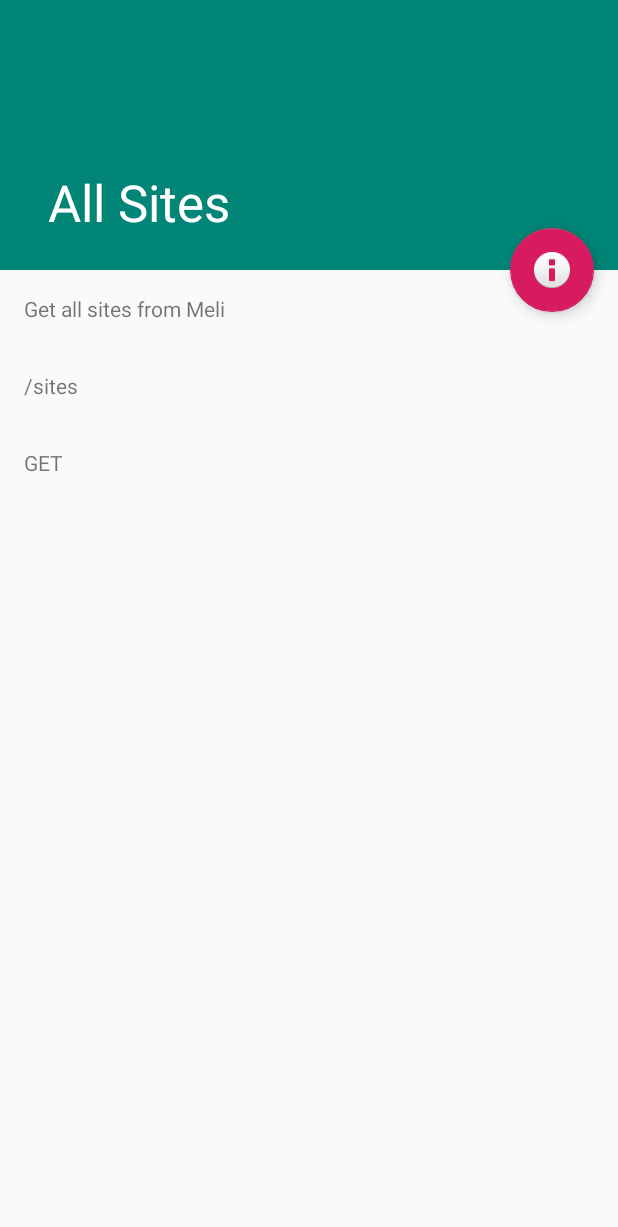
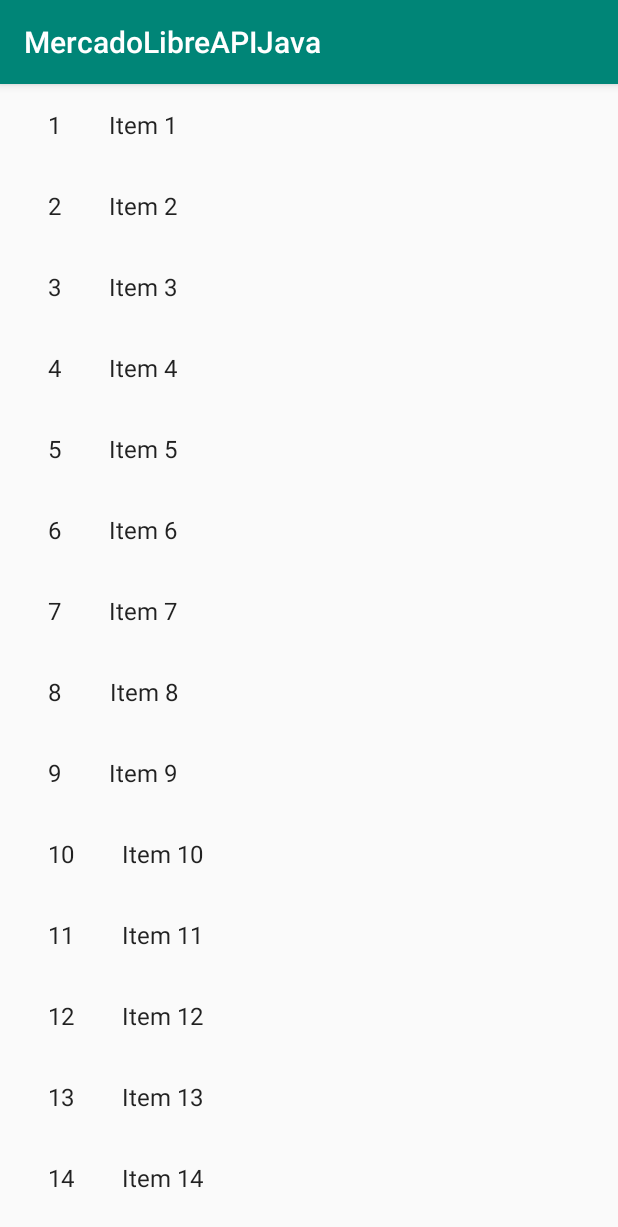
Before and after one commit to barcochrist/Mercado-Libre-API-Android, an Android app: the ResourcesWithoutAuthActivity screen opened directly, with no data from a screen before it, after a tap on "All Sites", on a phone screen of 412 x 824 dp. Shown: the top 1227 px of the screen. Run offline under Robolectric (Android 15) with nearby library versions, the phone set to English and light mode, and no system bars.

Commit message:
Add Site Item Fragment and all resources
Show first in ResourceResultActivity
Redirect from ResourcesWithoutActivity to ResourceResultActivity

```diff
--- a/app/src/main/AndroidManifest.xml
+++ b/app/src/main/AndroidManifest.xml
@@ -18,7 +18,6 @@
                 <category android:name="android.intent.category.LAUNCHER" />
             </intent-filter>
         </activity>
-
         <activity
             android:name=".ResourcesWithAuthActivity"
             android:label="@string/title_activity_resources_with_auth" />
@@ -28,7 +27,8 @@
         <activity
             android:name=".ResourceDetailActivity"
             android:label="@string/title_activity_resource_detail"
-            android:theme="@style/AppTheme.NoActionBar"></activity>
+            android:theme="@style/AppTheme.NoActionBar" />
+        <activity android:name=".ResourceResultActivity" />
     </application>
 
 </manifest>
--- /dev/null
+++ b/app/src/main/java/com/programacionmaster/mercadolibreapijava/ResourceResultActivity.java
@@ -0,0 +1,27 @@
+package com.programacionmaster.mercadolibreapijava;
+
+import android.support.v4.app.FragmentManager;
+import android.support.v4.app.FragmentTransaction;
+import android.support.v7.app.AppCompatActivity;
+import android.os.Bundle;
+
+import com.programacionmaster.mercadolibreapijava.dummy.DummyContent;
+
+public class ResourceResultActivity extends AppCompatActivity implements SiteItemFragment.OnListFragmentInteractionListener {
+
+    @Override
+    protected void onCreate(Bundle savedInstanceState) {
+        super.onCreate(savedInstanceState);
+        setContentView(R.layout.activity_resource_result);
+
+        FragmentManager fragmentManager = this.getSupportFragmentManager();
+        FragmentTransaction fragmentTransaction = fragmentManager.beginTransaction();
+        fragmentTransaction.replace(R.id.frameLayoutFragment, SiteItemFragment.newInstance(1));
+        fragmentTransaction.commit();
+    }
+
+
+    @Override
+    public void onListFragmentInteraction(DummyContent.DummyItem item) {
+    }
+}
--- /dev/null
+++ b/app/src/main/java/com/programacionmaster/mercadolibreapijava/SiteItemFragment.java
@@ -0,0 +1,107 @@
+package com.programacionmaster.mercadolibreapijava;
+
+import android.content.Context;
+import android.os.Bundle;
+import android.support.v4.app.Fragment;
+import android.support.v7.widget.GridLayoutManager;
+import android.support.v7.widget.LinearLayoutManager;
+import android.support.v7.widget.RecyclerView;
+import android.view.LayoutInflater;
+import android.view.View;
+import android.view.ViewGroup;
+
+import com.programacionmaster.mercadolibreapijava.dummy.DummyContent;
+import com.programacionmaster.mercadolibreapijava.dummy.DummyContent.DummyItem;
+
+/**
+ * A fragment representing a list of Items.
+ * <p/>
+ * Activities containing this fragment MUST implement the {@link OnListFragmentInteractionListener}
+ * interface.
+ */
+public class SiteItemFragment extends Fragment {
+
+    // TODO: Customize parameter argument names
+    private static final String ARG_COLUMN_COUNT = "column-count";
+    // TODO: Customize parameters
+    private int mColumnCount = 1;
+    private OnListFragmentInteractionListener mListener;
+
+    /**
+     * Mandatory empty constructor for the fragment manager to instantiate the
+     * fragment (e.g. upon screen orientation changes).
+     */
+    public SiteItemFragment() {
+    }
+
+    // TODO: Customize parameter initialization
+    @SuppressWarnings("unused")
+    public static SiteItemFragment newInstance(int columnCount) {
+        SiteItemFragment fragment = new SiteItemFragment();
+        Bundle args = new Bundle();
+        args.putInt(ARG_COLUMN_COUNT, columnCount);
+        fragment.setArguments(args);
+        return fragment;
+    }
+
+    @Override
+    public void onCreate(Bundle savedInstanceState) {
+        super.onCreate(savedInstanceState);
+
+        if (getArguments() != null) {
+            mColumnCount = getArguments().getInt(ARG_COLUMN_COUNT);
+        }
+    }
+
+    @Override
+    public View onCreateView(LayoutInflater inflater, ViewGroup container,
+                             Bundle savedInstanceState) {
+        View view = inflater.inflate(R.layout.fragment_siteitem_list, container, false);
+
+        // Set the adapter
+        if (view instanceof RecyclerView) {
+            Context context = view.getContext();
+            RecyclerView recyclerView = (RecyclerView) view;
+            if (mColumnCount <= 1) {
+                recyclerView.setLayoutManager(new LinearLayoutManager(context));
+            } else {
+                recyclerView.setLayoutManager(new GridLayoutManager(context, mColumnCount));
+            }
+            recyclerView.setAdapter(new SiteItemRecyclerViewAdapter(DummyContent.ITEMS, mListener));
+        }
+        return view;
+    }
+
+
+    @Override
+    public void onAttach(Context context) {
+        super.onAttach(context);
+        if (context instanceof OnListFragmentInteractionListener) {
+            mListener = (OnListFragmentInteractionListener) context;
+        } else {
+            throw new RuntimeException(context.toString()
+                    + " must implement OnListFragmentInteractionListener");
+        }
+    }
+
+    @Override
+    public void onDetach() {
+        super.onDetach();
+        mListener = null;
+    }
+
+    /**
+     * This interface must be implemented by activities that contain this
+     * fragment to allow an interaction in this fragment to be communicated
+     * to the activity and potentially other fragments contained in that
+     * activity.
+     * <p/>
+     * See the Android Training lesson <a href=
+     * "http://developer.android.com/training/basics/fragments/communicating.html"
+     * >Communicating with Other Fragments</a> for more information.
+     */
+    public interface OnListFragmentInteractionListener {
+        // TODO: Update argument type and name
+        void onListFragmentInteraction(DummyItem item);
+    }
+}
--- /dev/null
+++ b/app/src/main/java/com/programacionmaster/mercadolibreapijava/SiteItemRecyclerViewAdapter.java
@@ -0,0 +1,77 @@
+package com.programacionmaster.mercadolibreapijava;
+
+import android.support.v7.widget.RecyclerView;
+import android.view.LayoutInflater;
+import android.view.View;
+import android.view.ViewGroup;
+import android.widget.TextView;
+
+import com.programacionmaster.mercadolibreapijava.SiteItemFragment.OnListFragmentInteractionListener;
+import com.programacionmaster.mercadolibreapijava.dummy.DummyContent.DummyItem;
+
+import java.util.List;
+
+/**
+ * {@link RecyclerView.Adapter} that can display a {@link DummyItem} and makes a call to the
+ * specified {@link OnListFragmentInteractionListener}.
+ * TODO: Replace the implementation with code for your data type.
+ */
+public class SiteItemRecyclerViewAdapter extends RecyclerView.Adapter<SiteItemRecyclerViewAdapter.ViewHolder> {
+
+    private final List<DummyItem> mValues;
+    private final OnListFragmentInteractionListener mListener;
+
+    public SiteItemRecyclerViewAdapter(List<DummyItem> items, OnListFragmentInteractionListener listener) {
+        mValues = items;
+        mListener = listener;
+    }
+
+    @Override
+    public ViewHolder onCreateViewHolder(ViewGroup parent, int viewType) {
+        View view = LayoutInflater.from(parent.getContext())
+                .inflate(R.layout.fragment_siteitem, parent, false);
+        return new ViewHolder(view);
+    }
+
+    @Override
+    public void onBindViewHolder(final ViewHolder holder, int position) {
+        holder.mItem = mValues.get(position);
+        holder.mIdView.setText(mValues.get(position).id);
+        holder.mContentView.setText(mValues.get(position).content);
+
+        holder.mView.setOnClickListener(new View.OnClickListener() {
+            @Override
+            public void onClick(View v) {
+                if (null != mListener) {
+                    // Notify the active callbacks interface (the activity, if the
+                    // fragment is attached to one) that an item has been selected.
+                    mListener.onListFragmentInteraction(holder.mItem);
+                }
+            }
+        });
+    }
+
+    @Override
+    public int getItemCount() {
+        return mValues.size();
+    }
+
+    public class ViewHolder extends RecyclerView.ViewHolder {
+        public final View mView;
+        public final TextView mIdView;
+        public final TextView mContentView;
+        public DummyItem mItem;
+
+        public ViewHolder(View view) {
+            super(view);
+            mView = view;
+            mIdView = (TextView) view.findViewById(R.id.item_number);
+            mContentView = (TextView) view.findViewById(R.id.content);
+        }
+
+        @Override
+        public String toString() {
+            return super.toString() + " '" + mContentView.getText() + "'";
+        }
+    }
+}
--- a/app/src/main/java/com/programacionmaster/mercadolibreapijava/adapter/ResourcesWithoutAuthAdapter.java
+++ b/app/src/main/java/com/programacionmaster/mercadolibreapijava/adapter/ResourcesWithoutAuthAdapter.java
@@ -10,7 +10,7 @@ import android.view.ViewGroup;
 import android.widget.TextView;
 
 import com.programacionmaster.mercadolibreapijava.R;
-import com.programacionmaster.mercadolibreapijava.ResourceDetailActivity;
+import com.programacionmaster.mercadolibreapijava.ResourceResultActivity;
 import com.programacionmaster.mercadolibreapijava.model.Resource;
 
 import java.util.List;
@@ -62,7 +62,7 @@ public class ResourcesWithoutAuthAdapter extends RecyclerView.Adapter<ResourcesW
 
         @Override
         public void onClick(View view) {
-            Intent intent = new Intent(view.getContext(), ResourceDetailActivity.class);
+            Intent intent = new Intent(view.getContext(), ResourceResultActivity.class);
             Bundle bundle = new Bundle();
             bundle.putSerializable(view.getContext().getString(R.string.intent_resource_key), resource);
             intent.putExtras(bundle);
--- /dev/null
+++ b/app/src/main/res/layout/activity_resource_result.xml
@@ -0,0 +1,12 @@
+<?xml version="1.0" encoding="utf-8"?>
+<LinearLayout xmlns:android="http://schemas.android.com/apk/res/android"
+    android:layout_width="match_parent"
+    android:layout_height="match_parent"
+    android:orientation="vertical">
+
+    <FrameLayout
+        android:id="@+id/frameLayoutFragment"
+        android:layout_width="match_parent"
+        android:layout_height="match_parent" />
+
+</LinearLayout>
--- /dev/null
+++ b/app/src/main/res/layout/fragment_siteitem.xml
@@ -0,0 +1,20 @@
+<?xml version="1.0" encoding="utf-8"?>
+<LinearLayout xmlns:android="http://schemas.android.com/apk/res/android"
+    android:layout_width="wrap_content"
+    android:layout_height="wrap_content"
+    android:orientation="horizontal">
+
+    <TextView
+        android:id="@+id/item_number"
+        android:layout_width="wrap_content"
+        android:layout_height="wrap_content"
+        android:layout_margin="@dimen/text_margin"
+        android:textAppearance="?attr/textAppearanceListItem" />
+
+    <TextView
+        android:id="@+id/content"
+        android:layout_width="wrap_content"
+        android:layout_height="wrap_content"
+        android:layout_margin="@dimen/text_margin"
+        android:textAppearance="?attr/textAppearanceListItem" />
+</LinearLayout>
--- /dev/null
+++ b/app/src/main/res/layout/fragment_siteitem_list.xml
@@ -0,0 +1,13 @@
+<?xml version="1.0" encoding="utf-8"?>
+<android.support.v7.widget.RecyclerView xmlns:android="http://schemas.android.com/apk/res/android"
+    xmlns:app="http://schemas.android.com/apk/res-auto"
+    xmlns:tools="http://schemas.android.com/tools"
+    android:id="@+id/list"
+    android:name="com.programacionmaster.mercadolibreapijava.SiteItemFragment"
+    android:layout_width="match_parent"
+    android:layout_height="match_parent"
+    android:layout_marginLeft="16dp"
+    android:layout_marginRight="16dp"
+    app:layoutManager="android.support.v7.widget.LinearLayoutManager"
+    tools:context=".SiteItemFragment"
+    tools:listitem="@layout/fragment_siteitem" />
```
Also changed, not shown: app/src/main/java/com/programacionmaster/mercadolibreapijava/dummy/DummyContent.java (added, +72 -0 lines), app/src/main/java/com/programacionmaster/mercadolibreapijava/service/SiteService.java (added, +41 -0 lines).
